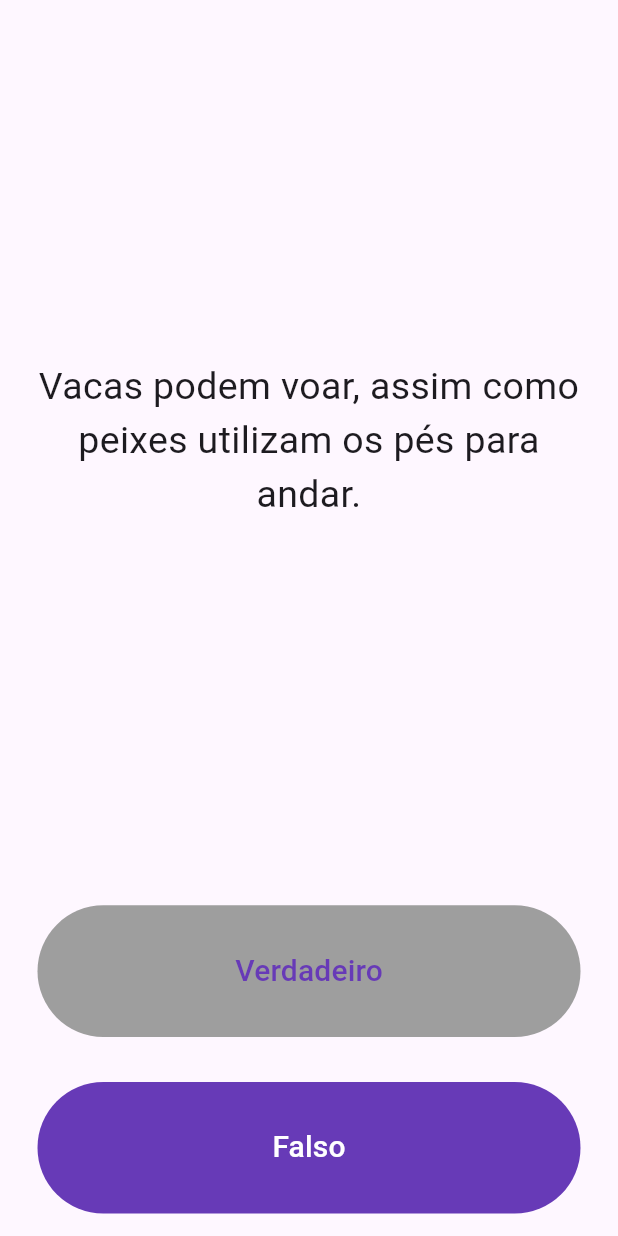
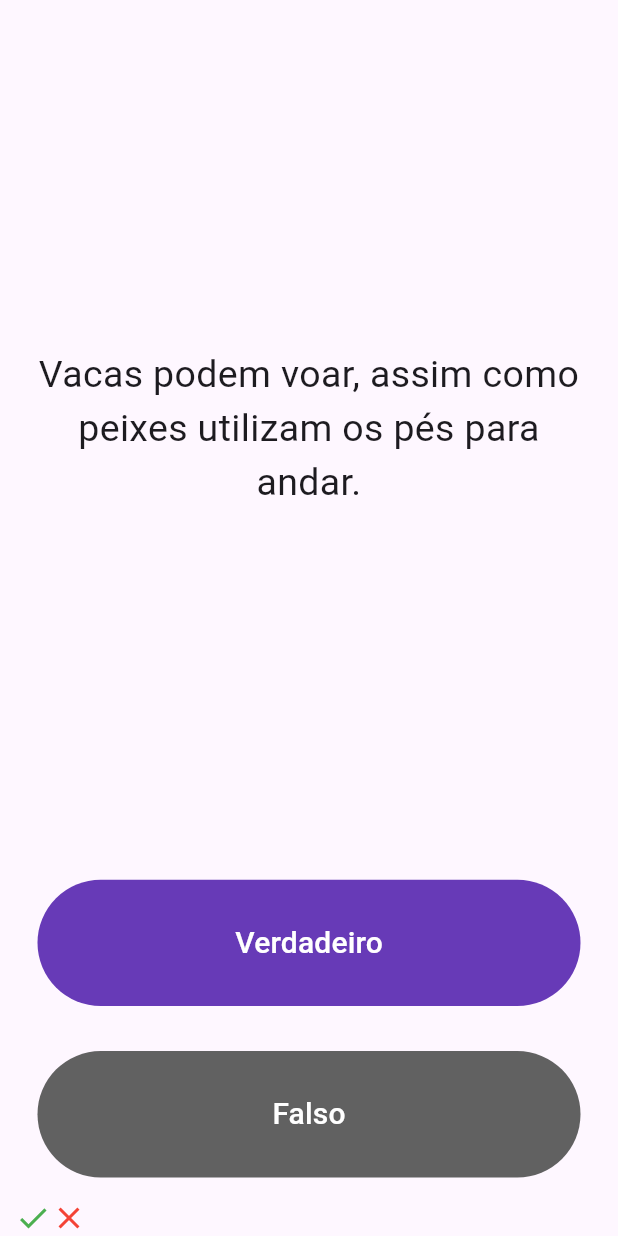
Before and after one commit to LRz00/quiz_app, a Flutter app: the screen it shows after launch, after a tap on "Verdadeiro", after a tap on "Falso", on a phone screen of 412 x 824 dp. Run offline on Flutter 3.47's test engine with Material 3 defaults, Android fonts, the phone set to English and light mode, and no system bars; our stand-ins replace rflutter_alert.

```diff
--- a/lib/helper.dart
+++ b/lib/helper.dart
@@ -27,9 +27,14 @@ class Helper{
     return _q[_i].answer;
   }
 
-  void nextQuestion(){
-    if(_i < _q.length - 1){
+  bool nextQuestion(){
+     if(_i < _q.length - 1) {
       _i++;
+
+      return true;
     }
-  }
+
+    _i = 0;
+    return false;
 }
+}
--- a/lib/main.dart
+++ b/lib/main.dart
@@ -1,7 +1,7 @@
 import 'package:flutter/material.dart';
-import 'helper.dart';
+import 'package:quiz_app/helper.dart';
+import 'package:rflutter_alert/rflutter_alert.dart';
 
-Helper helper = Helper();
 void main() => runApp(QuizApp());
 
 class QuizApp extends StatelessWidget {
@@ -11,7 +11,7 @@ class QuizApp extends StatelessWidget {
       home: Scaffold(
         body: SafeArea(
           child: Padding(
-            padding: const EdgeInsets.symmetric(horizontal: 10.0),
+            padding: EdgeInsets.symmetric(horizontal: 10.0),
             child: QuizPage(),
           ),
         ),
@@ -26,8 +26,45 @@ class QuizPage extends StatefulWidget {
 }
 
 class _QuizPageState extends State<QuizPage> {
-  List<Widget> points = [];
+  List<Icon> marcadorDePontos = [
+  ];
 
+  Helper helper = Helper();
+
+  void conferirResposta(bool respostaDoUser) {
+      bool respostaCerta = helper.getAnswer();
+
+      setState(() {
+        if(respostaCerta == respostaDoUser) {
+          marcadorDePontos.add(Icon(Icons.check, color: Colors.green));
+        } else {
+          marcadorDePontos.add(Icon(Icons.close, color: Colors.red));
+        }
+      });
+
+      bool nextQuestion = helper.nextQuestion();
+
+      if(!nextQuestion) {
+        marcadorDePontos = [];
+
+        Alert(
+          context: context,
+          type: AlertType.error,
+          title: "QUIZ FINALIZADO!",
+          desc: "Parabéns! Você chegou ao final do quiz.",
+          buttons: [
+            DialogButton(
+              child: Text(
+                "REINICIAR",
+                style: TextStyle(color: Colors.white, fontSize: 20),
+              ),
+              onPressed: () => Navigator.pop(context),
+              width: 120,
+            )
+          ],
+        ).show();
+      }
+  }
 
   @override
   Widget build(BuildContext context) {
@@ -41,7 +78,7 @@ class _QuizPageState extends State<QuizPage> {
             padding: EdgeInsets.all(10.0),
             child: Center(
               child: Text(
-                helper.getQuestion(),//Pergunta
+                helper.getQuestion(),
                 textAlign: TextAlign.center,
                 style: TextStyle(
                   fontSize: 25.0,
@@ -52,55 +89,48 @@ class _QuizPageState extends State<QuizPage> {
         ),
         Expanded(
           child: Padding(
-            padding: const EdgeInsets.all(15.0),
+            padding: EdgeInsets.all(15.0),
             child: TextButton(
-              style: TextButton.styleFrom(backgroundColor: Colors.grey),
-              child: const Text(
+              style: TextButton.styleFrom(
+                backgroundColor: Colors.deepPurple,
+              ),
+              child: Text(
                 'Verdadeiro',
                 style: TextStyle(
-                  color: Colors.deepPurple,
+                  color: Colors.white,
                   fontSize: 20.0,
                 ),
               ),
               onPressed: () {
-                setState(() {
-                  bool rightAnswer = helper.getAnswer();
-                  if (rightAnswer == true) {
-                    //acertou
-                  } else {
-                    //errou
-                  }
-                  helper.nextQuestion();
-                });
+
+                conferirResposta(true);
               },
             ),
           ),
         ),
         Expanded(
           child: Padding(
-            padding: const EdgeInsets.all(15.0),
+            padding: EdgeInsets.all(15.0),
             child: TextButton(
-              style: TextButton.styleFrom(backgroundColor: Colors.deepPurple),
-              child: const Text(
+              style: TextButton.styleFrom(
+                backgroundColor: Colors.grey.shade700
+              ),
+              child: Text(
                 'Falso',
-                style: TextStyle(fontSize: 20.0, color: Colors.white),
+                style: TextStyle(
+                  fontSize: 20.0,
+                  color: Colors.white,
+                ),
               ),
               onPressed: () {
-                setState(() {
-                  bool rightAnswer = helper.getAnswer();
-                  if (rightAnswer == false) {
-                    //acertou
-                  } else {
-                    //errou
-                  }
-                  helper.nextQuestion();
-                });
+
+                conferirResposta(false);
               },
             ),
           ),
         ),
         Row(
-          children: points,
+          children: marcadorDePontos,
         )
       ],
     );
--- a/pubspec.yaml
+++ b/pubspec.yaml
@@ -35,6 +35,7 @@ dependencies:
   # The following adds the Cupertino Icons font to your application.
   # Use with the CupertinoIcons class for iOS style icons.
   cupertino_icons: ^1.0.6
+  rflutter_alert: ^2.0.7
 
 dev_dependencies:
   flutter_test:
```
Also changed, not shown: pubspec.lock.
